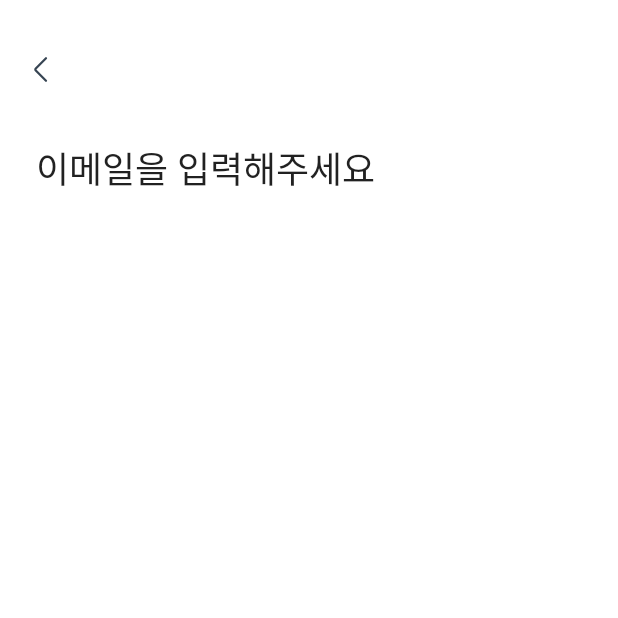
After one commit to zoopi-palette/zoopi-android, an Android app built with Jetpack Compose: the composable SignUpContainer shown on its own in the app's theme, on a phone screen of 412 x 824 dp, the top half of it. The commit adds this screen. Run offline under Robolectric (Android 15) with nearby library versions, the phone set to English and light mode, and no system bars; Roboto replaces fonts that are not available here.

```diff
--- /dev/null
+++ b/presentation/src/main/java/com/palette/zoopi/ui/signUp/SignUpContainer.kt
@@ -0,0 +1,38 @@
+package com.palette.zoopi.ui.signUp
+
+import androidx.compose.foundation.Image
+import androidx.compose.foundation.layout.*
+import androidx.compose.runtime.Composable
+import androidx.compose.ui.Modifier
+import androidx.compose.ui.res.painterResource
+import androidx.compose.ui.res.stringResource
+import androidx.compose.ui.tooling.preview.Preview
+import androidx.compose.ui.unit.dp
+import com.palette.zoopi.R
+import com.palette.zoopi.ui.theme.Header
+
+@Composable
+fun SignUpContainer(
+    navigateToAuthHome: () -> Unit
+) {
+    Column {
+        Image(
+            modifier = Modifier.padding(start = 20.dp, top = 34.dp),
+            painter = painterResource(id = R.drawable.all_ic_back),
+            contentDescription = stringResource(id = R.string.back_button)
+        )
+        Spacer(modifier = Modifier.height(36.dp))
+        Header(
+            modifier = Modifier.padding(horizontal = 24.dp),
+            text = "이메일을 입력해주세요")
+    }
+}
+
+
+@Composable
+@Preview(name = "Sign Up Container", showBackground = true, showSystemUi = true)
+fun SignUpContainer_Preview() {
+    SignUpContainer {
+
+    }
+}
--- a/presentation/src/main/java/com/palette/zoopi/ui/theme/Text.kt
+++ b/presentation/src/main/java/com/palette/zoopi/ui/theme/Text.kt
@@ -18,7 +18,7 @@ import androidx.compose.ui.unit.TextUnit
 import androidx.compose.ui.unit.sp
 import com.palette.zoopi.R
 
-private val spoqa = FontFamily(
+val spoqa = FontFamily(
     Font(R.font.spoqa_bold, weight = FontWeight.Bold),
     Font(R.font.spoqa_regular, weight = FontWeight.Normal)
 )
--- /dev/null
+++ b/presentation/src/main/res/drawable/all_ic_back.xml
@@ -0,0 +1,12 @@
+<vector xmlns:android="http://schemas.android.com/apk/res/android"
+    android:width="24dp"
+    android:height="24dp"
+    android:viewportWidth="24"
+    android:viewportHeight="24">
+  <path
+      android:pathData="M10.6558,4.842L3.8629,11.6349C3.4723,12.0255 3.4723,12.6586 3.8629,13.0491L10.6558,19.842"
+      android:strokeWidth="1.5"
+      android:fillColor="#00000000"
+      android:strokeColor="#374553"
+      android:strokeLineCap="round"/>
+</vector>
--- a/presentation/src/main/res/values/strings.xml
+++ b/presentation/src/main/res/values/strings.xml
@@ -1,3 +1,7 @@
 <resources>
     <string name="app_name">zoopi</string>
+    <string name="back_button">뒤로 가기</string>
+    <string name="input_close">내용 초기화</string>
+    <string name="email">이메일</string>
+    <string name="password">비밀번호</string>
 </resources>
```
Also changed, not shown: presentation/src/main/java/com/palette/zoopi/component/TextField.kt (added, +167 -0 lines), presentation/src/main/java/com/palette/zoopi/ui/main/MainActivity.kt (+6 -1 lines), presentation/src/main/res/drawable/all_input_close.xml (added, +21 -0 lines).
